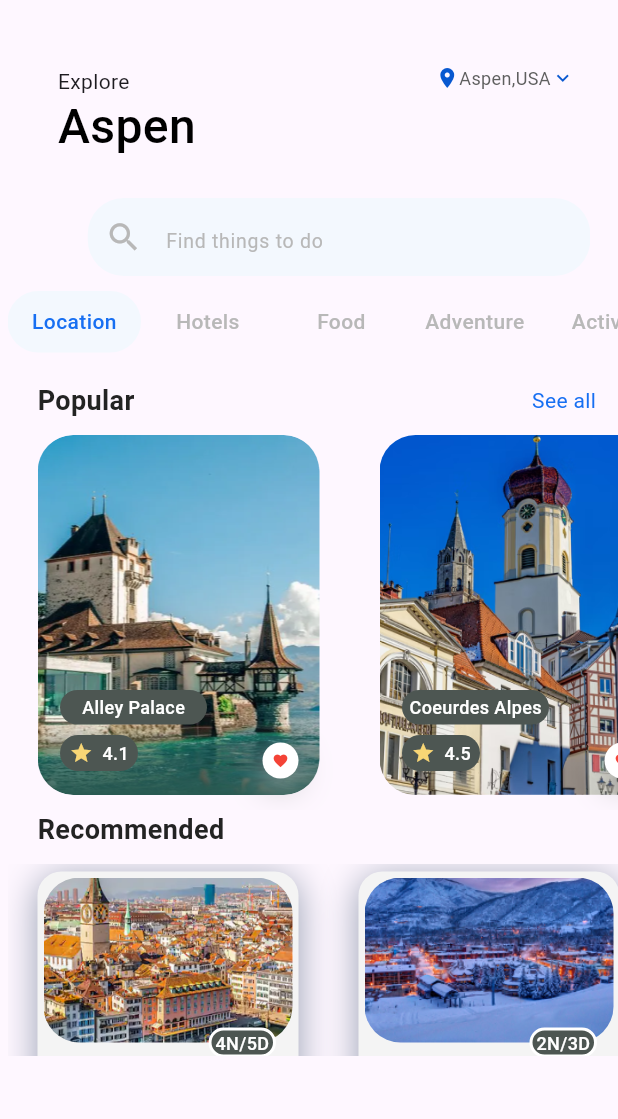
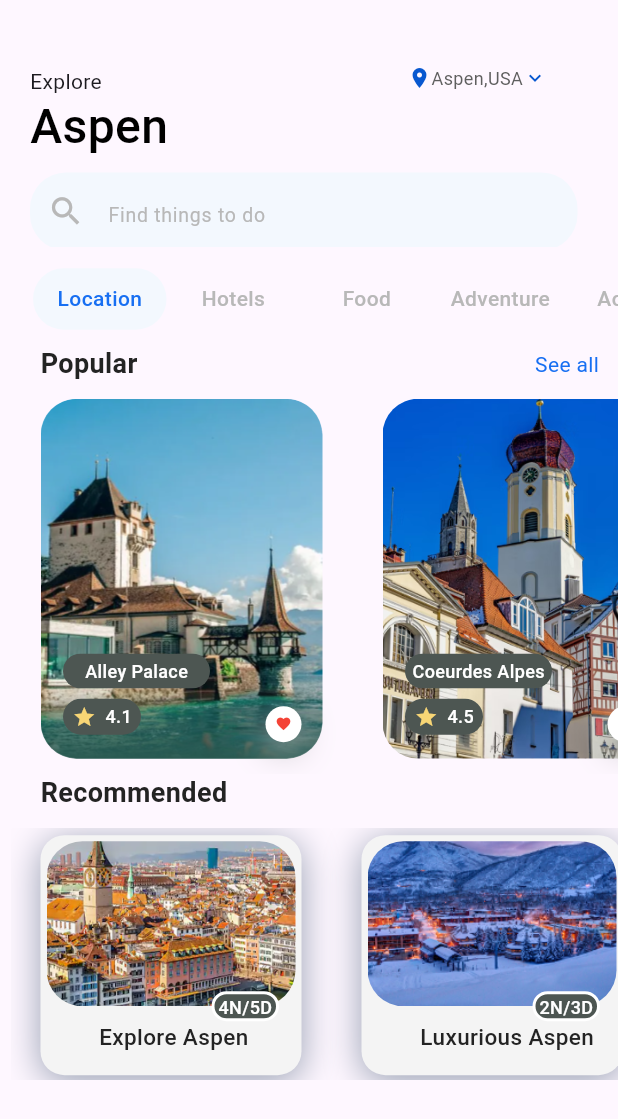
Before and after one commit to Maream-Hmedan/aspen_maream_hmedan, a Flutter app: the HomePage screen opened directly, on a phone screen of 412 x 824 dp. Shown: the top 1119 px of the screen. Run offline on Flutter 3.47's test engine with Material 3 defaults, Android fonts, the phone set to English and light mode, and no system bars; our stand-ins replace persistent_bottom_nav_bar, shared_preferences, sizer; missing offline and left inert: favorite_button; accounts and stored records are empty.

Commit message:
feat:done.edit 2

```diff
--- a/lib/screens/second_screen/home/home_page.dart
+++ b/lib/screens/second_screen/home/home_page.dart
@@ -11,14 +11,20 @@ class HomePage extends StatelessWidget {
   @override
   Widget build(BuildContext context) {
     return Scaffold(
-      body: SizedBox(
+      body: SingleChildScrollView(
+        child: SizedBox(
           height: 84.h,
           width: 100.w,
-        child: Column(
-         mainAxisAlignment: MainAxisAlignment.spaceBetween,
+          child:  Column(
+           mainAxisAlignment: MainAxisAlignment.start,
+            mainAxisSize: MainAxisSize.min,
             children: [
               Stack(
                 children: [
+                  SizedBox(
+                    height: 20.h,
+                    width: 100.w,
+                  ),
                   const Positioned(
                       top: 44,
                       left: 20,
@@ -43,10 +49,10 @@ class HomePage extends StatelessWidget {
                       ),
                     ),
                   ),
-                Padding(
-                  padding: const EdgeInsets.fromLTRB(40, 132, 0, 0),
-                  child: TextFormWidget(),
-                )
+                  const Positioned(
+                      top:115,
+                      left: 20,
+                      child: TextFormWidget())
                 ],
               ),
               const CustomTab(),
@@ -55,6 +61,7 @@ class HomePage extends StatelessWidget {
             ],
           ),
         ),
+      ),
     );
   }
 }
--- a/lib/screens/second_screen/home/home_tab/custom_tabs.dart
+++ b/lib/screens/second_screen/home/home_tab/custom_tabs.dart
@@ -45,14 +45,14 @@ class _CustomTabState extends State<CustomTab> {
   @override
   Widget build(BuildContext context) {
     return Container(
-        margin: const EdgeInsets.only(left: 5),
-        padding: const EdgeInsets.only(top: 10),
-
+        margin: const EdgeInsets.only(left: 7,top:5),
         child: Column(
           children: [
-            SizedBox(
+            Container(
               width: double.infinity,
               height: 60,
+              margin: const EdgeInsets.only(left: 15),
+              padding: const EdgeInsets.only(top: 9),
               child: ListView.builder(
                   physics: const BouncingScrollPhysics(),
                   itemCount: items.length,
@@ -98,7 +98,7 @@ class _CustomTabState extends State<CustomTab> {
             //  BODY
             SizedBox(
               width: double.infinity,
-              height: 450,
+              height: 490,
               child: PageView.builder(
                 itemCount: pages.length,
                 controller: pageController,
--- a/lib/screens/second_screen/home/home_tab/tab_location.dart
+++ b/lib/screens/second_screen/home/home_tab/tab_location.dart
@@ -288,7 +288,7 @@ class _TabLocationPageState extends State<TabLocationPage> {
           rate: "4N/5D"),
       Recommended(
           image: "assets/images/luxuriou.png",
-          name: "Explore Aspen",
+          name: "Luxurious Aspen",
           rate: "2N/3D"),
     ]);
   }
--- a/lib/screens/second_screen/home/text_form_widget.dart
+++ b/lib/screens/second_screen/home/text_form_widget.dart
@@ -1,15 +1,23 @@
 import 'package:flutter/material.dart';
 
-class TextFormWidget extends StatelessWidget {
-  TextFormWidget({super.key});
+class TextFormWidget extends StatefulWidget {
+  const TextFormWidget({super.key});
 
+  @override
+  State<TextFormWidget> createState() => _TextFormWidgetState();
+}
+
+class _TextFormWidgetState extends State<TextFormWidget> {
   final TextEditingController _searchController = TextEditingController();
+
   final FocusNode _searchFocusNode=FocusNode();
+
+
 
   @override
   Widget build(BuildContext context) {
     return SizedBox(
-      width: 335,
+      width: 365,
       height: 52,
       child: TextFormField(
         controller: _searchController,
@@ -34,6 +42,7 @@ class TextFormWidget extends StatelessWidget {
           hintStyle: const TextStyle(color: Color(0xffB8B8B8), fontSize: 13),
         ),
       ),
+
     );
   }
 }
```
Also changed, not shown: lib/screens/faverate.dart (+68 -32 lines). Lines whose indentation alone changed are shown as unchanged.
